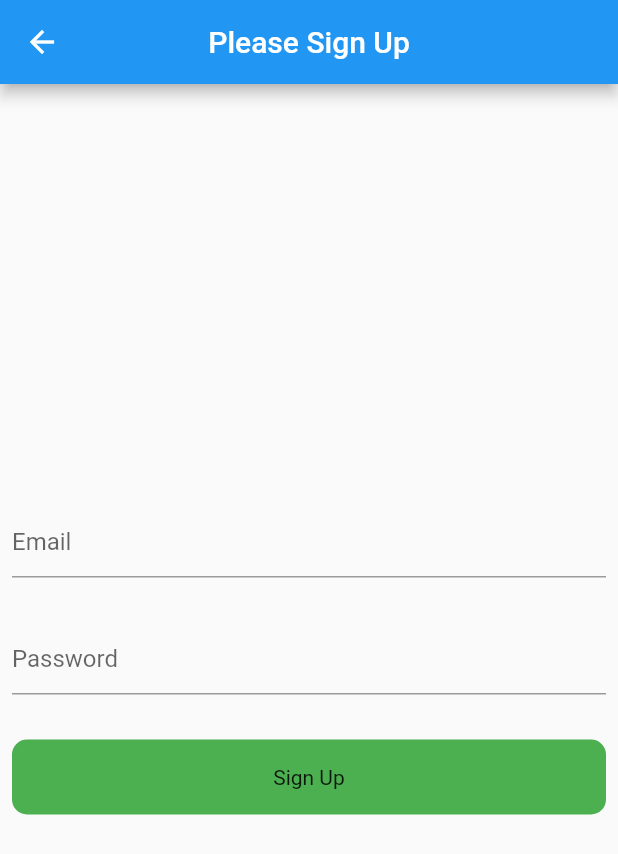
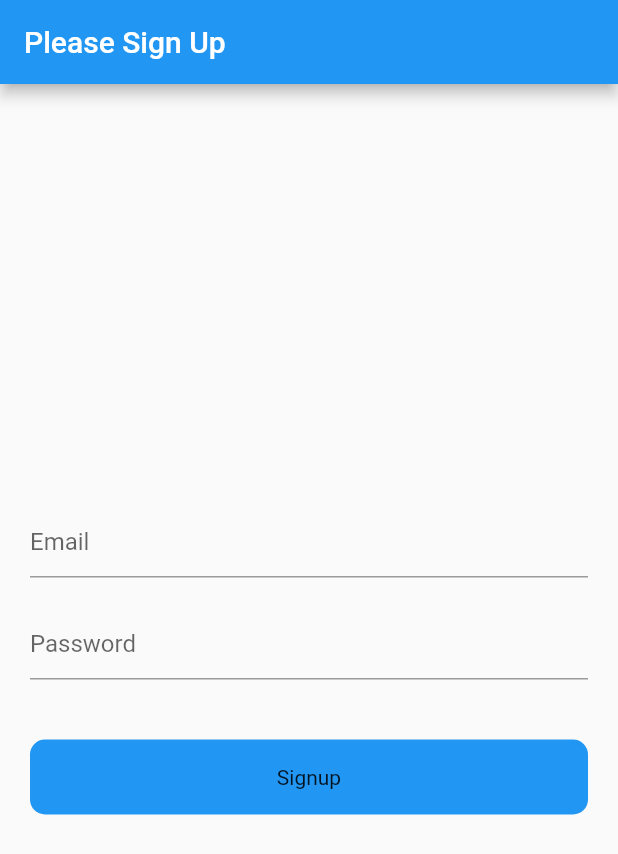
Before and after one commit to Shakshor/api_integretion_with_flutter, a Flutter app: the SignUp screen opened directly, on a phone screen of 412 x 824 dp. Shown: the top 854 px of the screen. Run offline on Flutter 3.47's test engine with Material 2 defaults, Android fonts, the phone set to English and light mode, and no system bars.

Commit message:
sign up with post api method is done

```diff
--- a/lib/main.dart
+++ b/lib/main.dart
@@ -26,7 +26,7 @@ class MyApp extends StatelessWidget {
       // home: HomeScreen(),
 
       // photos api
-      home: ExampleFive(),
+      home: SignUp(),
 
     );
   }
--- a/lib/signup.dart
+++ b/lib/signup.dart
@@ -1,11 +1,10 @@
 import 'dart:convert';
 
-import 'package:api_starting_flutter/Models/UserLoginAuthentication.dart';
-import 'package:api_starting_flutter/example_three.dart';
 
 import 'package:flutter/material.dart';
 
 import 'package:http/http.dart' as http;
+import 'package:http/http.dart';
 
 class SignUp extends StatefulWidget {
   const SignUp({Key? key}) : super(key: key);
@@ -16,150 +15,164 @@ class SignUp extends StatefulWidget {
 
 class _SignUpState extends State<SignUp> {
 
-  // set the controller for textformfield
+  // form field state initialization
   TextEditingController emailController = TextEditingController();
   TextEditingController passwordController = TextEditingController();
 
-  // sign up function
-  // void login (String email, password) async {
-  //   try{
-  //
-  //     final res = await http.post(
-  //       Uri.parse('http://118.179.223.20:7002/ords/xact_erp/user/check'),
-  //         headers: <String, String>{
-  //           'Content-Type': 'application/json; charset=UTF-8',
-  //         },
-  //         body:jsonEncode(<String, String>{
-  //           'USER_NAME': email,
-  //           'USER_PASSWORD' : password
-  //         })
-  //         // body: jsonEncode(<String, String>{
-  //         //   'email': email,
-  //         //   'password': password,
-  //         // }),
-  //
-  //     );
-  //
-  //
-  //     print(res.statusCode);
-  //
-  //
-  //
-  //     // if(res.statusCode == 200){
-  //     //   print('account created successfully');
-  //     // }
-  //     // else{
-  //     //   print('failed');
-  //     // }
-  //
-  //   }
-  //   catch(e){
-  //     print(e.toString());
-  //   }
-  // }
 
+  // login function with post request
+  void login (String email, password) async {
 
-  // login function
-  Future<void> login(String email, String password) async {
-    final userName = 'TALHA';
-    final pass = 1540;
+    try{
 
-    // get the url response
-    final urlData = Uri.parse(
-        'http://118.179.223.20:7002/ords/xact_erp/user/check?USER_NAME=$userName&USER_PASSWORD=$pass');
+       Response response = await post(
+        Uri.parse('https://reqres.in/api/register'),
+        body:{
+          'email': email,
+          'password': password
+        }
+      );
 
-
-    // name params get
-    String nameParam = urlData.queryParameters['USER_NAME'].toString();
-
-    // password params get
-    String passwordParam = urlData.queryParameters['USER_PASSWORD'].toString();
-
-
-    // condition checking
-    if(email == nameParam && password == passwordParam){
-      Navigator.push(context, MaterialPageRoute(builder: (context) => ExampleThree()  ));
+       if(response.statusCode == 200){
+         var data = jsonDecode(response.body.toString());
+         print(data['token']);
+         print('account created successfully');
        }
        else{
-      print('login unsuccessful');
+         print('Failed');
        }
 
-    // final response = await http.get(Uri.parse('http://118.179.223.20:7002/ords/xact_erp/user/check?USER_NAME=$email&USER_PASSWORD=$password'));
-
-    // print(jsonEncode(UriData.queryParametersAll));
-
-
-
-    // response check
-    // if(response.statusCode == 200){
-    //   print('login successful');
-    //   return UserLoginAuthentication.fromJson(data);
-    // }else{
-    //   return data;
-    // }
+    }
+    catch(e){
+      print(e.toString());
+    }
 
 
   }
 
+
+
   @override
   Widget build(BuildContext context) {
     return Scaffold(
-      // app bar
+
       appBar: AppBar(
         title: Text('Please Sign Up'),
-        centerTitle: true,
       ),
 
-      // main body
+
+     //main body part
      body: Padding(
-        padding: const EdgeInsets.all(8.0),
+       padding: const EdgeInsets.all(20),
        child: Column(
+
          mainAxisAlignment: MainAxisAlignment.center,
          crossAxisAlignment: CrossAxisAlignment.center,
+
+
          children: [
-            // form field
-            // email
+
+           // email field
            TextFormField(
              controller: emailController,
-              decoration: InputDecoration(hintText: 'Email'),
+             decoration:InputDecoration(
+               hintText: 'Email'
+             ),
            ),
 
-            SizedBox(
-              height: 30,
+
+           SizedBox(height: 20,),
+
+           // password field
+           TextFormField(
+             controller: passwordController,
+             decoration: InputDecoration(
+               hintText: 'Password'
+             ),
            ),
 
-            // password
-            TextFormField(
-              obscureText: true,
-              controller: passwordController,
-              decoration: InputDecoration(hintText: 'Password'),
-            ),
 
-            SizedBox(
-              height: 30,
-            ),
 
-            // sign u
+           SizedBox(height: 40,),
+
+
+           // login button
            GestureDetector(
-              // onPressed function
-              onTap: () async {
-                await login(emailController.text.toString(),
-                    passwordController.text.toString());
+
+             onTap: () {
+               login (emailController.text.toString(), passwordController.text.toString());
              },
 
              child: Container(
+
                height: 50,
-                width: double.infinity,
+
                decoration: BoxDecoration(
-                  borderRadius: BorderRadius.circular(10),
-                  color: Colors.green,
+                 color: Colors.blue,
+                 borderRadius: BorderRadius.circular(10)
                ),
-                child: Center(child: Text('Sign Up')),
+
+               child: Center(child: Text('Signup')),
              ),
            ),
+
+
          ],
        ),
      ),
+
+
+
     );
   }
 }
+
+
+
+
+
+
+
+// working task
+// login with api
+// // login function
+// Future<void> login(String email, String password) async {
+//   final userName = 'TALHA';
+//   final pass = 1540;
+//
+//   // get the url response
+//   final urlData = Uri.parse(
+//       'http://118.179.223.20:7002/ords/xact_erp/user/check?USER_NAME=$userName&USER_PASSWORD=$pass');
+//
+//
+//   // name params get
+//   String nameParam = urlData.queryParameters['USER_NAME'].toString();
+//
+//   // password params get
+//   String passwordParam = urlData.queryParameters['USER_PASSWORD'].toString();
+//
+//
+//   // condition checking
+//   if(email == nameParam && password == passwordParam){
+//     Navigator.push(context, MaterialPageRoute(builder: (context) => ExampleThree()  ));
+//   }
+//   else{
+//     print('login unsuccessful');
+//   }
+//
+//   // final response = await http.get(Uri.parse('http://118.179.223.20:7002/ords/xact_erp/user/check?USER_NAME=$email&USER_PASSWORD=$password'));
+//
+//   // print(jsonEncode(UriData.queryParametersAll));
+//
+//
+//
+//   // response check
+//   // if(response.statusCode == 200){
+//   //   print('login successful');
+//   //   return UserLoginAuthentication.fromJson(data);
+//   // }else{
+//   //   return data;
+//   // }
+
+
+// }
--- a/pubspec.yaml
+++ b/pubspec.yaml
@@ -36,6 +36,7 @@ dependencies:
   # Use with the CupertinoIcons class for iOS style icons.
   cupertino_icons: ^1.0.2
   http: ^0.13.6
+  modal_progress_hud_nsn: ^0.4.0
 
 dev_dependencies:
   flutter_test:
```
Lines whose indentation alone changed are shown as unchanged.
